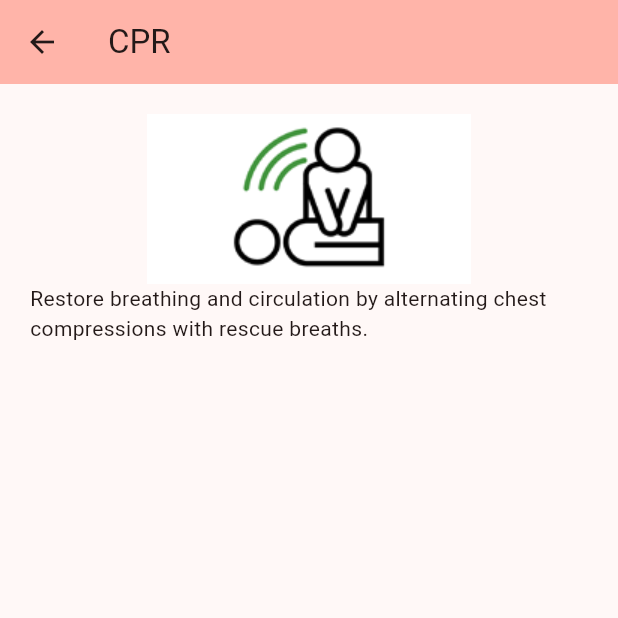
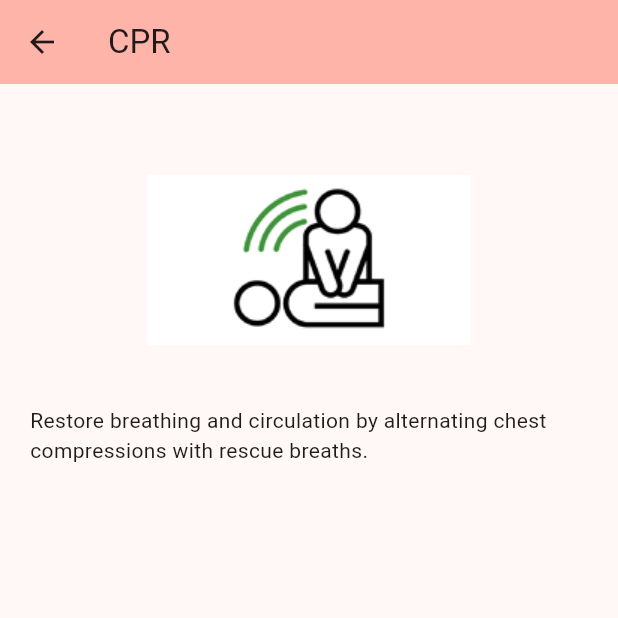
Before and after one commit to togwat/first_aid_app_flutter, a Flutter app: the screen it shows after launch, after a tap on "CPR", on a phone screen of 412 x 824 dp, the top half of it. Run offline on Flutter 3.47's test engine with Material 3 defaults, Android fonts, the phone set to English and light mode, and no system bars.

Commit message:
More extendible content widgets

```diff
--- a/lib/main.dart
+++ b/lib/main.dart
@@ -16,7 +16,7 @@ class MyApp extends StatelessWidget {
       theme: ThemeData(
         colorScheme: .fromSeed(seedColor: Colors.red),
       ),
-      home: const MyHomePage(title: 'First Aid App'),
+      home: const MyHomePage(title: 'First Aid Learner'),
     );
   }
 }
--- /dev/null
+++ b/lib/models/content_block.dart
@@ -0,0 +1,13 @@
+sealed class ContentBlock {}
+
+class TextBlock extends ContentBlock {
+  TextBlock(this.text);
+
+  final String text;
+}
+
+class ImageBlock extends ContentBlock {
+  ImageBlock(this.imagePath);
+
+  final String imagePath;
+}
--- a/lib/models/first_aid_item.dart
+++ b/lib/models/first_aid_item.dart
@@ -1,7 +1,8 @@
+import 'content_block.dart';
+
 class FirstAidItem {
-  const FirstAidItem(this.title, this.content, this.imagePath);
+  const FirstAidItem(this.title, this.blocks);
 
   final String title;
-  final String content;
-  final String imagePath;
+  final List<ContentBlock> blocks;
 }
--- a/lib/screens/first_aid_page.dart
+++ b/lib/screens/first_aid_page.dart
@@ -1,25 +1,21 @@
+import 'package:first_aid_app/models/content_block.dart';
 import 'package:first_aid_app/widgets/app_bar.dart';
+import 'package:first_aid_app/widgets/content_block_dispatcher.dart';
 import 'package:flutter/material.dart';
 
 class FirstAidPage extends StatelessWidget {
-  const FirstAidPage(this.title, this.content, this.imagePath, {super.key});
+  const FirstAidPage(this.title, this.blocks, {super.key});
 
   final String title;
-  final String content;
-  final String imagePath;
+  final List<ContentBlock> blocks;
 
   @override
   Widget build(BuildContext context) {
     return Scaffold(
       appBar: MyAppBar(title),
-      body: Container(
-        margin: const EdgeInsets.all(20.0),
-        child: Column(
-          children: [
-            Image.asset(imagePath),
-            Text(content),
-          ],
-        ),
+      body: ListView(
+        padding: const EdgeInsets.all(20.0),
+        children: blocks.map((b) => (ContentBlockDispatcher(b))).toList(),
       ),
     );
   }
--- a/lib/screens/home_page.dart
+++ b/lib/screens/home_page.dart
@@ -1,3 +1,4 @@
+import 'package:first_aid_app/models/content_block.dart';
 import 'package:flutter/material.dart';
 import 'package:first_aid_app/screens/first_aid_page.dart';
 import 'package:first_aid_app/models/first_aid_item.dart';
@@ -29,10 +30,28 @@ class FirstAidMenu extends StatelessWidget {
   @override
   Widget build(BuildContext context) {
     final listItems = [
-      FirstAidItem("CPR", "Restore breathing and circulation by alternating chest compressions with rescue breaths.", "images/resuscitation.png"),
-      FirstAidItem("Choking", "Dislodge a blocked airway using back blows and abdominal thrusts (Heimlich manoeuvre).", "images/choking.png"),
-      FirstAidItem("Bleeding", "Control blood loss by applying firm, steady pressure directly to the wound.", "images/bleeding.png"),
-      FirstAidItem("Burns", "Cool the burn under running water for 20 minutes and cover loosely with a clean dressing.", "images/burns.png")
+      FirstAidItem("CPR", [
+        ImageBlock("images/resuscitation.png"),
+        TextBlock("Restore breathing and circulation by alternating chest compressions with rescue breaths.")]),
+      FirstAidItem("Burns", [
+        ImageBlock("images/burns.png"),
+        TextBlock("Cool the burn under running water for 20 minutes and cover loosely with a clean dressing.")]),
+      FirstAidItem("Bleeding", [
+        ImageBlock("images/bleeding.png"),
+        TextBlock("Control blood loss by applying firm, steady pressure directly to the wound.")]),
+      FirstAidItem("Choking", [
+        ImageBlock("images/choking.png"),
+        TextBlock("Dislodge a blocked airway using back blows and abdominal thrusts (Heimlich manoeuvre).")]),
+      FirstAidItem("Allergic Reaction", [
+
+      ]),
+      FirstAidItem("Overdose", [
+
+      ]),
+      FirstAidItem("Sprains, Strains, Bruises", [
+
+      ])
+
     ];
 
     return Scaffold(
@@ -46,7 +65,7 @@ class FirstAidMenu extends StatelessWidget {
                 context,
                 MaterialPageRoute(
                   builder: (context) => FirstAidPage(
-                    item.title, item.content, item.imagePath
+                    item.title, item.blocks
                   )
                 )
               );
--- /dev/null
+++ b/lib/widgets/content_block_dispatcher.dart
@@ -0,0 +1,15 @@
+import 'package:first_aid_app/widgets/image_content.dart';
+import 'package:first_aid_app/widgets/text_content.dart';
+import 'package:flutter/material.dart';
+import 'package:first_aid_app/models/content_block.dart';
+
+class ContentBlockDispatcher extends StatelessWidget {
+  const ContentBlockDispatcher(this.block, {super.key});
+  final ContentBlock block;
+
+  @override
+  Widget build(BuildContext context) => switch (block) {
+    TextBlock b => TextContent(b.text),
+    ImageBlock b => ImageContent(b.imagePath)
+  };
+}
--- /dev/null
+++ b/lib/widgets/image_content.dart
@@ -0,0 +1,12 @@
+import 'package:flutter/material.dart';
+
+class ImageContent extends StatelessWidget {
+  const ImageContent(this.imagePath, {super.key});
+
+  final String imagePath;
+
+  @override
+  Widget build(BuildContext context) {
+    return Image.asset(imagePath);
+  }
+}
--- /dev/null
+++ b/lib/widgets/text_content.dart
@@ -0,0 +1,12 @@
+import 'package:flutter/material.dart';
+
+class TextContent extends StatelessWidget {
+  const TextContent(this.text, {super.key});
+
+  final String text;
+
+  @override
+  Widget build(BuildContext context) {
+    return Text(text);
+  }
+}
```
